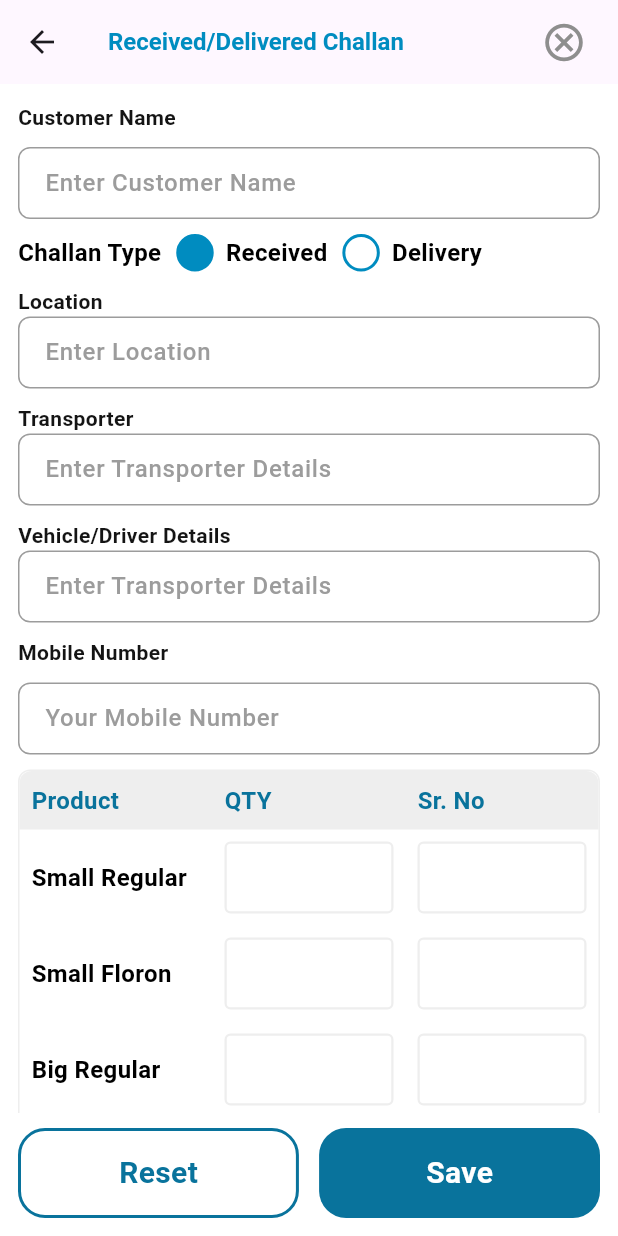
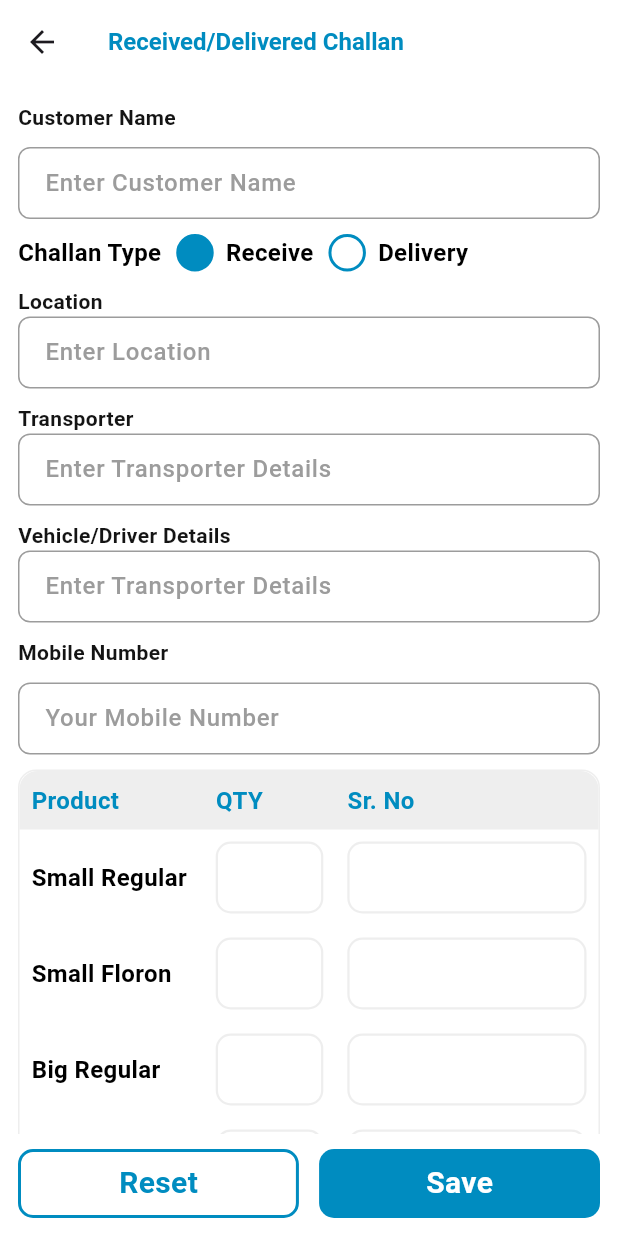
Before and after one commit to vishalsableinnovativsoft/SnowCoolFlutterApp, a Flutter app: the ChallanScreen screen opened directly, on a phone screen of 412 x 824 dp. Run offline on Flutter 3.47's test engine with Material 3 defaults, Android fonts, the light colour scheme and no system bars; our stand-ins replace google_fonts.

Commit message:
add inventory + challan save button size table column size

```diff
--- a/lib/screens/challan_screen.dart
+++ b/lib/screens/challan_screen.dart
@@ -1,6 +1,5 @@
 import 'package:flutter/material.dart';
 import 'package:snow_trading_cool/services/challan_api.dart';
-
 
 class ChallanScreen extends StatefulWidget {
   const ChallanScreen({super.key});
@@ -100,7 +99,11 @@ class _ChallanScreenState extends State<ChallanScreen> {
         bigFloronQty.isEmpty ||
         bigFloronSrNo.isEmpty) {
       ScaffoldMessenger.of(context).showSnackBar(
-        const SnackBar(
+        SnackBar(
+          shape: StadiumBorder(side: BorderSide(color: Colors.red)),
+          behavior: SnackBarBehavior.floating,
+          // margin: const EdgeInsets.symmetric(horizontal: 32, vertical: 16),
+          width: MediaQuery.of(context).size.width - 64,
           content: Text(
             'Please fill all fields',
             style: TextStyle(color: Colors.white),
@@ -133,7 +136,10 @@ class _ChallanScreenState extends State<ChallanScreen> {
           setState(() => _loading = false);
           if (success) {
             ScaffoldMessenger.of(context).showSnackBar(
-              const SnackBar(
+              SnackBar(
+                shape: StadiumBorder(side: BorderSide(color: Colors.green)),
+                behavior: SnackBarBehavior.floating,
+                width: MediaQuery.of(context).size.width - 64,
                 content: Text(
                   'Challan data saved successfully',
                   style: TextStyle(color: Colors.white),
@@ -143,7 +149,10 @@ class _ChallanScreenState extends State<ChallanScreen> {
             );
           } else {
             ScaffoldMessenger.of(context).showSnackBar(
-              const SnackBar(
+              SnackBar(
+                shape: StadiumBorder(side: BorderSide(color: Colors.red)),
+                behavior: SnackBarBehavior.floating,
+                width: MediaQuery.of(context).size.width - 64,
                 content: Text(
                   'Failed to save challan data',
                   style: TextStyle(color: Colors.white),
@@ -157,6 +166,9 @@ class _ChallanScreenState extends State<ChallanScreen> {
           setState(() => _loading = false);
           ScaffoldMessenger.of(context).showSnackBar(
             SnackBar(
+              shape: StadiumBorder(side: BorderSide(color: Colors.red)),
+              behavior: SnackBarBehavior.floating,
+              width: MediaQuery.of(context).size.width - 64,
               content: Text(
                 'Error: $error',
                 style: const TextStyle(color: Colors.white),
@@ -195,17 +207,7 @@ class _ChallanScreenState extends State<ChallanScreen> {
           fontWeight: FontWeight.w600,
           color: const Color.fromRGBO(0, 140, 192, 1),
         ),
-        actionsPadding: EdgeInsets.symmetric(horizontal: 12),
-        actions: [
-          IconButton(
-            onPressed: () {},
-            icon: Icon(
-              Icons.cancel_outlined,
-              color: Color.fromRGBO(142, 142, 142, 1),
-              size: 30,
-            ),
-          ),
-        ],
+        backgroundColor: Colors.white,
       ),
       body: Padding(
         padding: const EdgeInsets.all(12.0),
@@ -253,6 +255,11 @@ class _ChallanScreenState extends State<ChallanScreen> {
                         hintText: "Enter Customer Name",
                       ),
                       onChanged: searchCustomer,
+                      style: TextStyle(
+                        fontSize: 16,
+                        fontWeight: FontWeight.w500,
+                        color: Colors.black,
+                      ),
                     ),
                     if (showDropdown)
                       Container(
@@ -294,7 +301,7 @@ class _ChallanScreenState extends State<ChallanScreen> {
                           onTap: () {
                             setState(() {
                               challanTypeSelected = true;
-                              type = "Received";
+                              type = "Receive";
                             });
                           },
                           child: Row(
@@ -320,7 +327,7 @@ class _ChallanScreenState extends State<ChallanScreen> {
                               ),
                               SizedBox(width: 8),
                               Text(
-                                "Received",
+                                "Receive",
                                 style: TextStyle(
                                   fontSize: 16,
                                   fontWeight: FontWeight.bold,
@@ -426,7 +433,7 @@ class _ChallanScreenState extends State<ChallanScreen> {
                           color: Color.fromRGBO(238, 238, 238, 1),
                         ),
                         borderRadius: BorderRadius.circular(
-                          8,
+                          12,
                         ), // outer curved border radius
                       ),
                       child: Table(
@@ -439,15 +446,20 @@ class _ChallanScreenState extends State<ChallanScreen> {
                           right: BorderSide.none,
                           horizontalInside: BorderSide.none,
                           verticalInside: BorderSide.none,
-                          borderRadius: BorderRadius.circular(8),
+                          borderRadius: BorderRadius.circular(12),
                         ),
+                        columnWidths: {
+                          0: FlexColumnWidth(0.7),
+                          1: FlexColumnWidth(0.5),
+                          // 2: FixedColumnWidth(1),
+                        },
                         children: [
                           TableRow(
                             decoration: BoxDecoration(
                               color: Color.fromRGBO(238, 238, 238, 1),
                               borderRadius: BorderRadius.only(
-                                topRight: Radius.circular(8),
-                                topLeft: Radius.circular(8),
+                                topRight: Radius.circular(12),
+                                topLeft: Radius.circular(12),
                               ),
                             ),
                             children: [
@@ -458,7 +470,7 @@ class _ChallanScreenState extends State<ChallanScreen> {
                                   style: TextStyle(
                                     fontSize: 16,
                                     fontWeight: FontWeight.bold,
-                                    color: Color.fromARGB(255, 9, 115, 156),
+                                    color: Color.fromRGBO(0, 140, 192, 1),
                                   ),
                                 ),
                               ),
@@ -469,7 +481,7 @@ class _ChallanScreenState extends State<ChallanScreen> {
                                   style: TextStyle(
                                     fontSize: 16,
                                     fontWeight: FontWeight.bold,
-                                    color: Color.fromARGB(255, 9, 115, 156),
+                                    color: Color.fromRGBO(0, 140, 192, 1),
                                   ),
                                 ),
                               ),
@@ -480,7 +492,7 @@ class _ChallanScreenState extends State<ChallanScreen> {
                                   style: TextStyle(
                                     fontSize: 16,
                                     fontWeight: FontWeight.bold,
-                                    color: Color.fromARGB(255, 9, 115, 156),
+                                    color: Color.fromRGBO(0, 140, 192, 1),
                                   ),
                                 ),
                               ),
@@ -510,14 +522,14 @@ class _ChallanScreenState extends State<ChallanScreen> {
                                         color: Color.fromRGBO(238, 238, 238, 1),
                                         width: 1.5,
                                       ),
-                                      borderRadius: BorderRadius.circular(4),
+                                      borderRadius: BorderRadius.circular(10),
                                     ),
                                     focusedBorder: OutlineInputBorder(
                                       borderSide: const BorderSide(
                                         color: Color.fromRGBO(238, 238, 238, 1),
                                         width: 2.0,
                                       ),
-                                      borderRadius: BorderRadius.circular(4),
+                                      borderRadius: BorderRadius.circular(10),
                                     ),
                                     contentPadding: EdgeInsets.all(8),
                                   ),
@@ -538,14 +550,14 @@ class _ChallanScreenState extends State<ChallanScreen> {
                                         color: Color.fromRGBO(238, 238, 238, 1),
                                         width: 1.5,
                                       ),
-                                      borderRadius: BorderRadius.circular(4),
+                                      borderRadius: BorderRadius.circular(10),
                                     ),
                                     focusedBorder: OutlineInputBorder(
                                       borderSide: const BorderSide(
                                         color: Color.fromRGBO(238, 238, 238, 1),
                                         width: 2.0,
                                       ),
-                                      borderRadius: BorderRadius.circular(4),
+                                      borderRadius: BorderRadius.circular(10),
                                     ),
                                     contentPadding: EdgeInsets.all(8),
                                   ),
@@ -583,14 +595,14 @@ class _ChallanScreenState extends State<ChallanScreen> {
                                         color: Color.fromRGBO(238, 238, 238, 1),
                                         width: 1.5,
                                       ),
-                                      borderRadius: BorderRadius.circular(4),
+                                      borderRadius: BorderRadius.circular(10),
                                     ),
                                     focusedBorder: OutlineInputBorder(
                                       borderSide: const BorderSide(
                                         color: Color.fromRGBO(238, 238, 238, 1),
                                         width: 2.0,
                                       ),
-                                      borderRadius: BorderRadius.circular(4),
+                                      borderRadius: BorderRadius.circular(10),
                                     ),
                                     contentPadding: EdgeInsets.all(8),
                                   ),
@@ -613,14 +625,14 @@ class _ChallanScreenState extends State<ChallanScreen> {
                                         color: Color.fromRGBO(238, 238, 238, 1),
                                         width: 1.5,
                                       ),
-                                      borderRadius: BorderRadius.circular(4),
+                                      borderRadius: BorderRadius.circular(10),
                                     ),
                                     focusedBorder: OutlineInputBorder(
                                       borderSide: const BorderSide(
                                         color: Color.fromRGBO(238, 238, 238, 1),
                                         width: 2.0,
                                       ),
-                                      borderRadius: BorderRadius.circular(4),
+                                      borderRadius: BorderRadius.circular(10),
                                     ),
                                     contentPadding: EdgeInsets.all(8),
                                   ),
@@ -656,14 +668,14 @@ class _ChallanScreenState extends State<ChallanScreen> {
                                         color: Color.fromRGBO(238, 238, 238, 1),
                                         width: 1.5,
                                       ),
-                                      borderRadius: BorderRadius.circular(4),
+                                      borderRadius: BorderRadius.circular(10),
                                     ),
                                     focusedBorder: OutlineInputBorder(
                                       borderSide: const BorderSide(
                                         color: Color.fromRGBO(238, 238, 238, 1),
                                         width: 2.0,
                                       ),
-                                      borderRadius: BorderRadius.circular(4),
+                                      borderRadius: BorderRadius.circular(10),
                                     ),
                                     contentPadding: EdgeInsets.all(8),
                                   ),
@@ -686,14 +698,14 @@ class _ChallanScreenState extends State<ChallanScreen> {
                                         color: Color.fromRGBO(238, 238, 238, 1),
                                         width: 1.5,
                                       ),
-                                      borderRadius: BorderRadius.circular(4),
+                                      borderRadius: BorderRadius.circular(10),
                                     ),
                                     focusedBorder: OutlineInputBorder(
                                       borderSide: const BorderSide(
                                         color: Color.fromRGBO(238, 238, 238, 1),
                                         width: 2.0,
                                       ),
-                                      borderRadius: BorderRadius.circular(4),
+                                      borderRadius: BorderRadius.circular(10),
                                     ),
                                     contentPadding: EdgeInsets.all(8),
                                   ),
@@ -730,14 +742,14 @@ class _ChallanScreenState extends State<ChallanScreen> {
                                         color: Color.fromRGBO(238, 238, 238, 1),
                                         width: 1.5,
                                       ),
-                                      borderRadius: BorderRadius.circular(4),
+                                      borderRadius: BorderRadius.circular(10),
                                     ),
                                     focusedBorder: OutlineInputBorder(
                                       borderSide: const BorderSide(
                                         color: Color.fromRGBO(238, 238, 238, 1),
                                         width: 2.0,
                                       ),
-                                      borderRadius: BorderRadius.circular(4),
+                                      borderRadius: BorderRadius.circular(10),
                                     ),
                                     contentPadding: EdgeInsets.all(8),
                                   ),
@@ -759,14 +771,14 @@ class _ChallanScreenState extends State<ChallanScreen> {
                                         color: Color.fromRGBO(238, 238, 238, 1),
                                         width: 1.5,
                                       ),
-                                      borderRadius: BorderRadius.circular(4),
+                                      borderRadius: BorderRadius.circular(10),
                                     ),
                                     focusedBorder: OutlineInputBorder(
                                       borderSide: const BorderSide(
                                         color: Color.fromRGBO(238, 238, 238, 1),
                                         width: 2.0,
                                       ),
-                                      borderRadius: BorderRadius.circular(4),
+                                      borderRadius: BorderRadius.circular(10),
                                     ),
                                     contentPadding: EdgeInsets.all(8),
                                   ),
@@ -789,16 +801,31 @@ class _ChallanScreenState extends State<ChallanScreen> {
             ),
             Row(
               children: [
-                 GestureDetector(
+                GestureDetector(
+                  onTap: () {
+                    customerNameController.clear();
+                    locationController.clear();
+                    transporterController.clear();
+                    vehicleDriverDetailsController.clear();
+                    mobileNumberController.clear();
+                    smallRegularQtyController.clear();
+                    smallRegularSrNoController.clear();
+                    smallFloronQtyController.clear();
+                    smallFloronSrNoController.clear();
+                    bigRegularQtyController.clear();
+                    bigRegularSrNoController.clear();
+                    bigFloronQtyController.clear();
+                    bigFloronSrNoController.clear();
+                  },
                   child: Container(
                     width: MediaQuery.of(context).size.width / 2.2,
-                    height: 60,
+                    height: 46,
                     decoration: BoxDecoration(
                       border: Border.all(
-                        color: const Color.fromARGB(255, 9, 115, 156),
+                        color: const Color.fromRGBO(0, 140, 192, 1),
                         width: 2,
                       ),
-                      borderRadius: BorderRadius.circular(18),
+                      borderRadius: BorderRadius.circular(10),
                     ),
                     child: Center(
                       child: Text(
@@ -806,7 +833,7 @@ class _ChallanScreenState extends State<ChallanScreen> {
                         style: TextStyle(
                           fontSize: 20,
                           fontWeight: FontWeight.w600,
-                          color: const Color.fromARGB(255, 9, 115, 156),
+                          color: const Color.fromRGBO(0, 140, 192, 1),
                         ),
                       ),
                     ),
@@ -833,12 +860,11 @@ class _ChallanScreenState extends State<ChallanScreen> {
                     // log(customerNameController.text);
                   },
                   child: Container(
-                    height: 60,
+                    height: 46,
                     width: MediaQuery.of(context).size.width / 2.2,
-
                     decoration: BoxDecoration(
-                      borderRadius: BorderRadius.circular(18),
-                      color: const Color.fromARGB(255, 9, 115, 156),
+                      borderRadius: BorderRadius.circular(10),
+                      color: const Color.fromRGBO(0, 140, 192, 1),
                     ),
                     child: Center(
                       child: Text(
@@ -878,6 +904,11 @@ class _ChallanScreenState extends State<ChallanScreen> {
         ),
         TextField(
           controller: controller,
+          style: TextStyle(
+            fontSize: 14,
+            fontWeight: FontWeight.w600,
+            color: Color.fromRGBO(20, 20, 20, 1),
+          ),
           decoration: InputDecoration(
             contentPadding: EdgeInsets.symmetric(vertical: 10, horizontal: 14),
             hintText: hintText,
```
Also changed, not shown: lib/main.dart (+8 -0 lines), lib/screens/addinventoryscreen.dart (+32 -2 lines).
